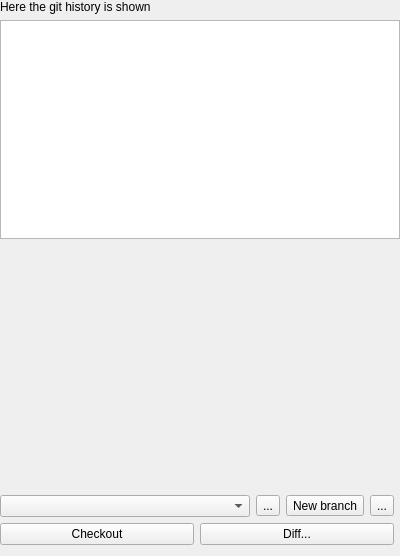
The window that src/plugins/git/GitCommands.ui (codepointerapp/codepointer) describes before a commit, drawn with Qt 5.
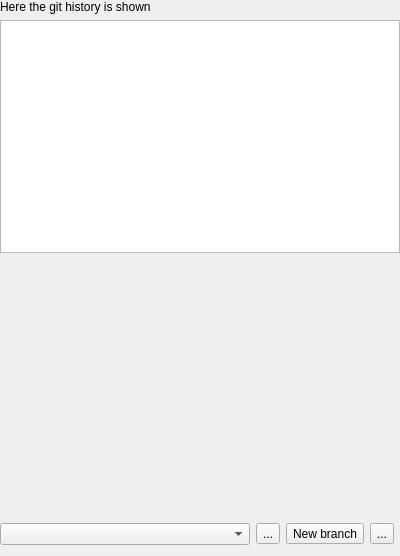
The same window after the commit. Icons and pictures are not drawn. Custom widgets are drawn as their Qt base class.

Commit message:
GitPlugin: checkout branch is properly working (230)
When changing the branch combobox, lets jut checkout the branch. Its
cheap on git. Also, mark the first line of the history (last commit).

The bottom buttons (Checkout, Diff) are now obsolete. I will add pull/
push buttons "soon".

closes #230

Patch:
```diff
--- a/src/plugins/git/GitCommands.ui
+++ b/src/plugins/git/GitCommands.ui
@@ -125,29 +125,6 @@
      <property name="rightMargin">
       <number>6</number>
      </property>
-     <item>
-      <widget class="QPushButton" name="checkoutBranchButton">
-       <property name="enabled">
-        <bool>true</bool>
-       </property>
-       <property name="toolTip">
-        <string>Checkout the selected branch</string>
-       </property>
-       <property name="text">
-        <string>Checkout</string>
-       </property>
-      </widget>
-     </item>
-     <item>
-      <widget class="QPushButton" name="diffBranchButton">
-       <property name="toolTip">
-        <string>diff current branch against selected branch</string>
-       </property>
-       <property name="text">
-        <string>Diff...</string>
-       </property>
-      </widget>
-     </item>
     </layout>
    </item>
   </layout>
```
The commit also changes 2 other files.
